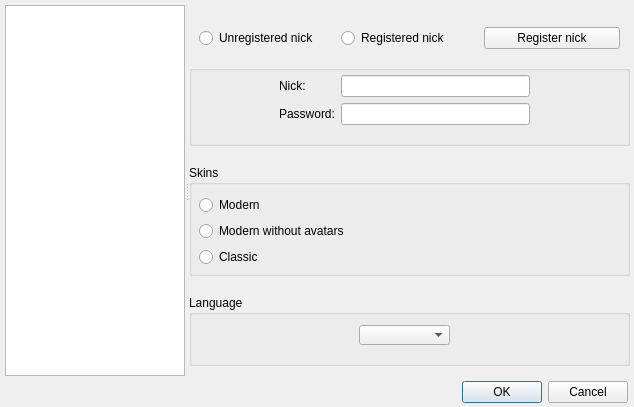
This is ui/options.ui in gitter-badger/simplechatclient as Qt 5 draws it before an edit. The edited form follows.
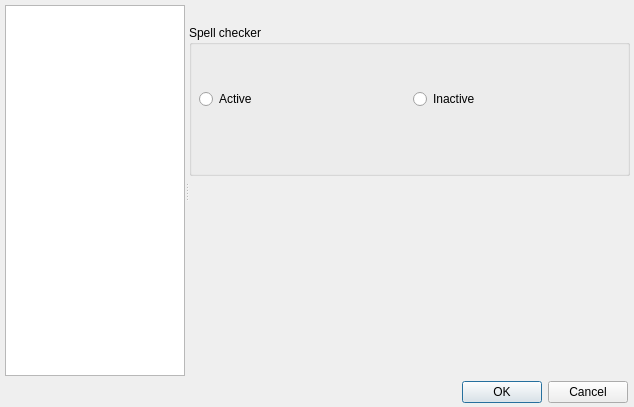
This is the edited form. The open tabs and pages were chosen to show the change. Icons and pictures are not drawn.

Patch:
```diff
--- a/ui/options.ui
+++ b/ui/options.ui
@@ -1147,6 +1147,47 @@
       </widget>
      </widget>
     </widget>
+    <widget class="QWidget" name="page_9">
+     <widget class="QGroupBox" name="groupBox_spellchecker">
+      <property name="geometry">
+       <rect>
+        <x>0</x>
+        <y>20</y>
+        <width>441</width>
+        <height>151</height>
+       </rect>
+      </property>
+      <property name="title">
+       <string>Spell checker</string>
+      </property>
+      <widget class="QWidget" name="horizontalLayoutWidget">
+       <property name="geometry">
+        <rect>
+         <x>10</x>
+         <y>29</y>
+         <width>421</width>
+         <height>91</height>
+        </rect>
+       </property>
+       <layout class="QHBoxLayout" name="horizontalLayout_8">
+        <item>
+         <widget class="QRadioButton" name="radioButton_spellchecker_active">
+          <property name="text">
+           <string>Active</string>
+          </property>
+         </widget>
+        </item>
+        <item>
+         <widget class="QRadioButton" name="radioButton_spellchecker_inactive">
+          <property name="text">
+           <string>Inactive</string>
+          </property>
+         </widget>
+        </item>
+       </layout>
+      </widget>
+     </widget>
+    </widget>
    </widget>
   </widget>
  </widget>
```
Left out of the diff: 2 changed lines with no effect on the pictures.
